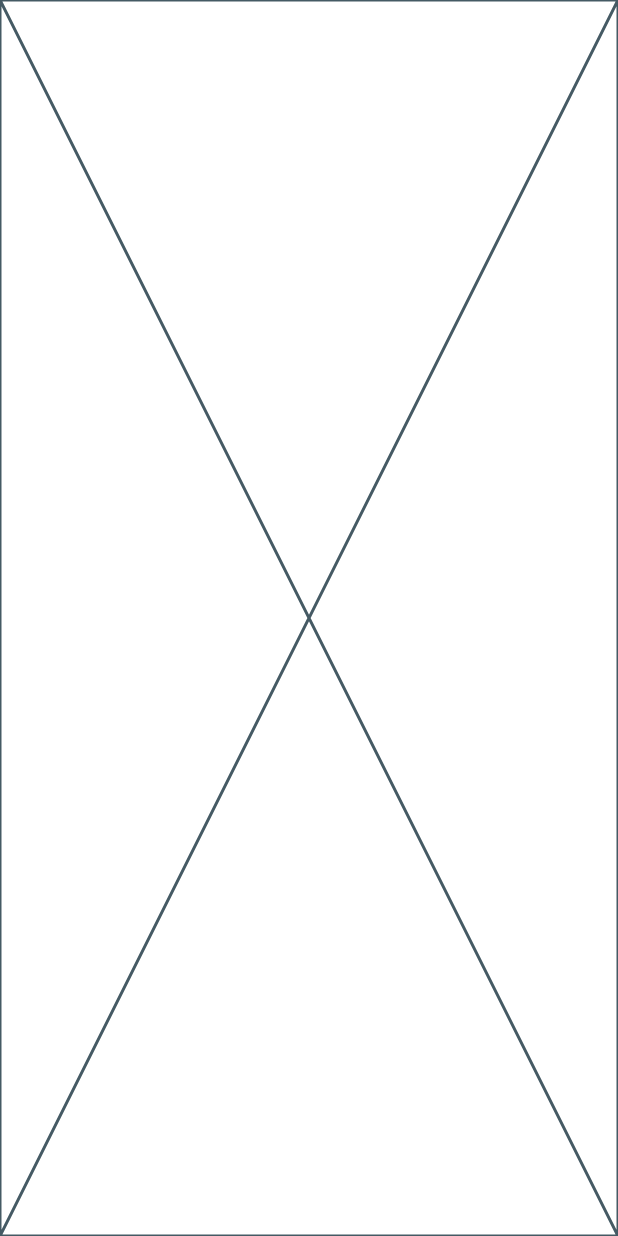
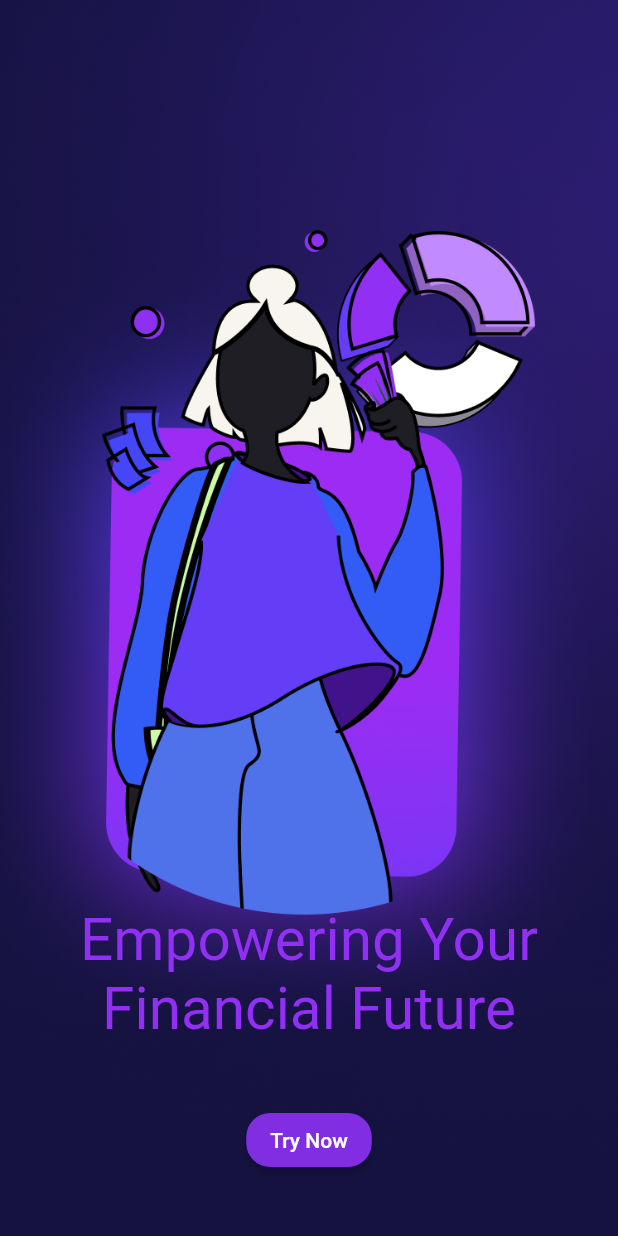
Before and after one commit to RookieTechies-FinSpire/Finspire, a Flutter app: the screen it shows after launch, on a phone screen of 412 x 824 dp. Run offline on Flutter 3.47's test engine with Material 2 defaults, Android fonts, the light colour scheme and no system bars; Roboto replaces fonts that are missing (Poppins).

Commit message:
UI till SignInScreen

```diff
--- a/lib/main.dart
+++ b/lib/main.dart
@@ -1,4 +1,5 @@
-import 'package:fintect_bot/pages/SignUpPage.dart';
+import 'package:fintect_bot/screens/GetStartedScreen.dart';
+import 'package:fintect_bot/screens/SignUpScreen.dart';
 import 'package:flutter/material.dart';
 
 void main() {
@@ -10,8 +11,14 @@ class MainApp extends StatelessWidget {
 
   @override
   Widget build(BuildContext context) {
-    return const MaterialApp(
-      home: SignUpPage(),
+    return MaterialApp(
+      title: GetStartedScreen.id,
+      initialRoute: GetStartedScreen.id,
+      routes: {
+        GetStartedScreen.id: (context) => const GetStartedScreen(),
+        SignInScreen.id: (context) => const SignInScreen(),
+      },
+      home: const GetStartedScreen(),
     );
   }
 }
--- a/lib/pages/SignUpPage.dart
+++ /dev/null
@@ -1,15 +0,0 @@
-import 'package:flutter/material.dart';
-
-class SignUpPage extends StatefulWidget {
-  const SignUpPage({super.key});
-
-  @override
-  State<SignUpPage> createState() => _SignUpPageState();
-}
-
-class _SignUpPageState extends State<SignUpPage> {
-  @override
-  Widget build(BuildContext context) {
-    return const Placeholder();
-  }
-}
--- /dev/null
+++ b/lib/screens/GetStartedScreen.dart
@@ -0,0 +1,66 @@
+import 'package:fintect_bot/screens/SignUpScreen.dart';
+import 'package:flutter/material.dart';
+import 'package:flutter/services.dart';
+
+class GetStartedScreen extends StatelessWidget {
+  static String id = "GetStartedScreen";
+  const GetStartedScreen({super.key});
+
+  @override
+  Widget build(BuildContext context) {
+    SystemChrome.setSystemUIOverlayStyle(
+      const SystemUiOverlayStyle(
+        statusBarColor: Color(0xff151240),
+        systemNavigationBarColor: Color(0xff151240),
+      ),
+    );
+    return SafeArea(
+      child: Scaffold(
+        backgroundColor: const Color(0xff151240),
+        body: Container(
+          decoration: const BoxDecoration(
+            image: DecorationImage(
+                image: AssetImage("assets/images/GetStartedBackground.png"),
+                fit: BoxFit.cover),
+          ),
+          child: Column(
+            mainAxisAlignment: MainAxisAlignment.end,
+            children: <Widget>[
+              const Text(
+                "Empowering Your Financial Future",
+                textAlign: TextAlign.center,
+                style: TextStyle(
+                  fontFamily: "Poppins",
+                  color: Color(0xff9130F4),
+                  fontSize: 39,
+                ),
+              ),
+              const SizedBox(
+                height: 40,
+              ),
+              Container(
+                margin: const EdgeInsets.only(left: 20.0, right: 20.0),
+                child: ElevatedButton(
+                  onPressed: () =>
+                      Navigator.pushNamed(context, SignInScreen.id),
+                  style: ButtonStyle(
+                    shape: MaterialStateProperty.resolveWith((states) =>
+                        RoundedRectangleBorder(
+                            borderRadius: BorderRadius.circular(16.0))),
+                    backgroundColor: MaterialStateProperty.all(
+                      const Color(0xff812DE2),
+                    ),
+                  ),
+                  child: const Text("Try Now"),
+                ),
+              ),
+              const SizedBox(
+                height: 40,
+              )
+            ],
+          ),
+        ),
+      ),
+    );
+  }
+}
--- a/pubspec.yaml
+++ b/pubspec.yaml
@@ -9,6 +9,7 @@ environment:
 dependencies:
   flutter:
     sdk: flutter
+  flutter_svg: ^2.0.10+1
 
 dev_dependencies:
   flutter_test:
@@ -17,3 +18,8 @@ dev_dependencies:
 
 flutter:
   uses-material-design: true
+  assets:
+  - assets/images/GetStartedBackground.png
+  - assets/fonts/Poppins-SemiBold.ttf
+  - assets/images/SignUpScreenBackground.png
+  - assets/images/google.png
```
Also changed, not shown: lib/screens/SignUpScreen.dart (added, +167 -0 lines), assets/fonts/Poppins-SemiBold.ttf (added), assets/images/GetStartedBackground.png (added), assets/images/SignUpScreenBackground.png (added), assets/images/google.png (added), pubspec.lock, 1 other file.
